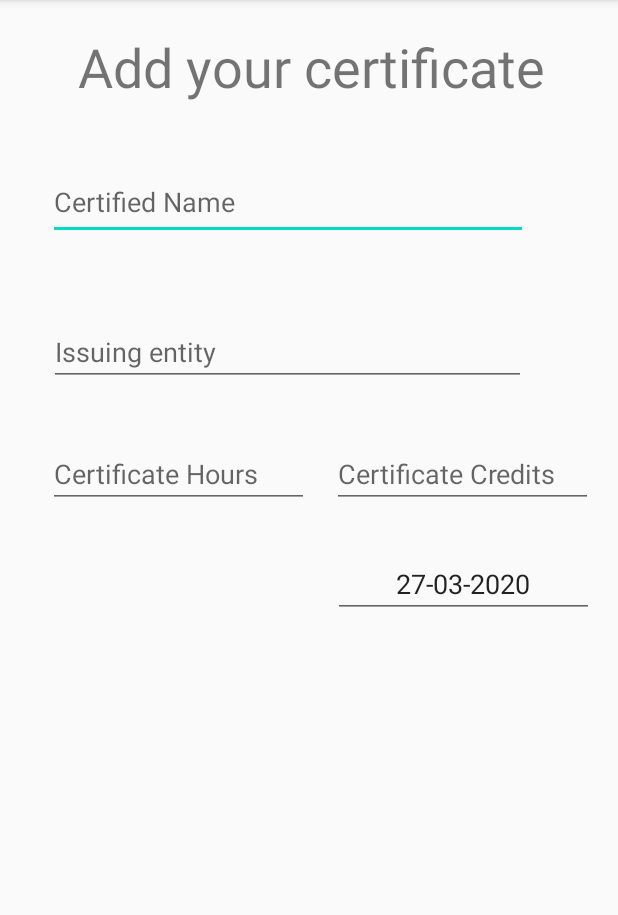
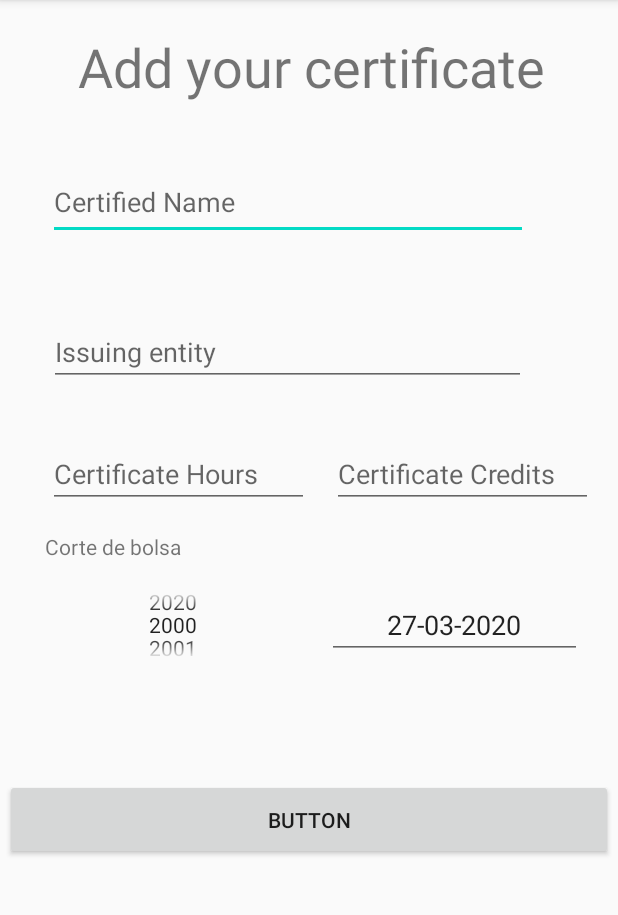
Before and after one commit to mgalcudia/Android_Certificados, an Android app: the AgregarActivity screen opened directly, with no data from a screen before it, on a phone screen of 412 x 824 dp, the part 84-999 px from its top. Run offline under Robolectric (Android 15) with nearby library versions, the phone set to English and light mode, and no system bars.

Commit message:
Numberpicker Agregado

```diff
--- a/app/src/main/java/com/proyecto/Certificado/AgregarActivity.java
+++ b/app/src/main/java/com/proyecto/Certificado/AgregarActivity.java
@@ -5,6 +5,8 @@ import android.os.Bundle;
 import android.view.View;
 import android.widget.DatePicker;
 import android.widget.EditText;
+import android.widget.NumberPicker;
+import android.widget.Toast;
 
 import androidx.appcompat.app.AppCompatActivity;
 
@@ -15,6 +17,13 @@ public class AgregarActivity extends AppCompatActivity {
     //Iniciamos variable fechafinal
     private EditText fechaFin;
     private int dia,mes,anio;
+    //variables numberPicker
+    private NumberPicker numberPicker;
+
+    //variables titulo
+    private EditText nombreCertificado, entidadEmisora;
+
+    String strnombreCertificado, strentidadEmisora;
 
     //Creacion de listener para el datepicker
     private DatePickerDialog.OnDateSetListener listenerDatepicker= new DatePickerDialog.OnDateSetListener() {
@@ -43,6 +52,10 @@ public class AgregarActivity extends AppCompatActivity {
     protected void onCreate(Bundle savedInstanceState) {
         super.onCreate(savedInstanceState);
         setContentView(R.layout.activity_agregar);
+        //obtenemos el valor de nombre certificado
+        nombreCertificado= findViewById(R.id.editTextTituloCertificado);
+        entidadEmisora= findViewById(R.id.editTextEntidadCertificado);
+
         //instanciamos el objeto
         fechaFin= findViewById(R.id.editTextFechaFin);
         //Asignamos la fecha de hoy al editText
@@ -52,6 +65,8 @@ public class AgregarActivity extends AppCompatActivity {
         anio= calendario.get(Calendar.YEAR);
         //Asignamos la fecha de hoy al EditText
         refrescarFechaEnEditText();
+
+        numberpicker();
 
         //Hace que el datepicker se muestre al clickear el edixText
 
@@ -63,10 +78,28 @@ public class AgregarActivity extends AppCompatActivity {
                 DatePickerDialog dialogoDeFecha = new DatePickerDialog(AgregarActivity.this,listenerDatepicker,anio,mes,dia);
 
                 //Muestra
+
                 dialogoDeFecha.show();
             }
         });
 
     }
 
+    private void numberpicker() {
+
+        final Calendar calendar= Calendar.getInstance();
+        //anio= calendar.get(Calendar.YEAR);
+        numberPicker= findViewById(R.id.numberPickerAnoCorte);
+        numberPicker.setMinValue(2000);
+        numberPicker.setMaxValue(anio);
+        numberPicker.setDescendantFocusability(NumberPicker.FOCUS_BLOCK_DESCENDANTS);
+
+
+    }
+
+    public void AgregarUnTitulo(View view) {
+        strnombreCertificado=nombreCertificado.getText().toString().trim();
+        strentidadEmisora=entidadEmisora.getText().toString().trim();
+        Toast.makeText(AgregarActivity.this, ""+ strnombreCertificado+"  "+strentidadEmisora, Toast.LENGTH_LONG).show();
+    }
 }
--- a/app/src/main/java/com/proyecto/Certificado/PruebaActivity.java
+++ b/app/src/main/java/com/proyecto/Certificado/PruebaActivity.java
@@ -29,10 +29,10 @@ public class PruebaActivity extends AppCompatActivity {
         setContentView(R.layout.activity_prueba);
         mAuth= FirebaseAuth.getInstance();
         mDatabase= FirebaseDatabase.getInstance().getReference();
-        mButtonSingout = (Button) findViewById(R.id.btnCerrarSesion);
-        mTextViewName = (TextView) findViewById(R.id.textViewName);
-        mTextViewEmail = (TextView) findViewById(R.id.textViewEmail);
-        mTextViewIdUser = (TextView) findViewById(R.id.textViewIdUser);
+        mButtonSingout = findViewById(R.id.btnCerrarSesion);
+        mTextViewName = findViewById(R.id.textViewName);
+        mTextViewEmail = findViewById(R.id.textViewEmail);
+        mTextViewIdUser = findViewById(R.id.textViewIdUser);
         getUserInfo();
     }
 
--- a/app/src/main/res/layout/activity_agregar.xml
+++ b/app/src/main/res/layout/activity_agregar.xml
@@ -1,9 +1,16 @@
 <?xml version="1.0" encoding="utf-8"?>
-<androidx.constraintlayout.widget.ConstraintLayout xmlns:android="http://schemas.android.com/apk/res/android"
+<ScrollView xmlns:android="http://schemas.android.com/apk/res/android"
     xmlns:app="http://schemas.android.com/apk/res-auto"
     xmlns:tools="http://schemas.android.com/tools"
     android:layout_width="match_parent"
     android:layout_height="match_parent"
+    android:fillViewport="true">
+
+    <androidx.constraintlayout.widget.ConstraintLayout
+        android:layout_width="match_parent"
+        android:layout_height="wrap_content"
+        android:scrollbarSize="8dp"
+        android:textAlignment="center"
         tools:context="com.proyecto.Certificado.AgregarActivity">
 
         <TextView
@@ -24,26 +31,26 @@
             android:layout_width="320dp"
             android:layout_height="50dp"
             android:layout_marginTop="20dp"
+            android:autofillHints=""
             android:hint="@string/editTextTituloCertificad"
+            android:inputType="text"
             app:layout_constraintEnd_toEndOf="parent"
             app:layout_constraintHorizontal_bias="0.351"
             app:layout_constraintStart_toStartOf="parent"
-        app:layout_constraintTop_toBottomOf="@+id/textViewAgregaTitulo"
-        android:inputType="text"
-        android:autofillHints="" />
+            app:layout_constraintTop_toBottomOf="@+id/textViewAgregaTitulo" />
 
         <EditText
             android:id="@+id/editTextEntidadCertificado"
             android:layout_width="318dp"
             android:layout_height="45dp"
             android:layout_marginTop="52dp"
+            android:autofillHints=""
             android:hint="@string/editTextEntidadCertificado"
+            android:inputType="text"
             app:layout_constraintEnd_toEndOf="parent"
             app:layout_constraintHorizontal_bias="0.351"
             app:layout_constraintStart_toStartOf="parent"
-        app:layout_constraintTop_toBottomOf="@+id/editTextTituloCertificado"
-        android:inputType="text"
-        android:autofillHints="" />
+            app:layout_constraintTop_toBottomOf="@+id/editTextTituloCertificado" />
 
         <EditText
             android:id="@+id/editTextHorasCertificado"
@@ -51,37 +58,79 @@
             android:layout_height="45dp"
             android:layout_marginStart="32dp"
             android:layout_marginTop="36dp"
+            android:autofillHints=""
             android:ems="10"
             android:hint="@string/editTextHorasCertificado"
             android:inputType="number"
             app:layout_constraintStart_toStartOf="parent"
-        app:layout_constraintTop_toBottomOf="@+id/editTextEntidadCertificado"
-        android:autofillHints="" />
+            app:layout_constraintTop_toBottomOf="@+id/editTextEntidadCertificado" />
+
         <EditText
             android:id="@+id/editTextCreditoCertificado"
             android:layout_width="174dp"
             android:layout_height="45dp"
             android:layout_marginTop="36dp"
+            android:autofillHints=""
             android:ems="10"
             android:hint="@string/editTextCreditoCertificado"
             android:inputType="number"
             app:layout_constraintEnd_toEndOf="parent"
             app:layout_constraintHorizontal_bias="0.483"
             app:layout_constraintStart_toEndOf="@+id/editTextHorasCertificado"
-        app:layout_constraintTop_toBottomOf="@+id/editTextEntidadCertificado"
-        android:autofillHints="" />
+            app:layout_constraintTop_toBottomOf="@+id/editTextEntidadCertificado" />
+
         <EditText
             android:id="@+id/editTextFechaFin"
-        android:layout_width="174dp"
+            android:layout_width="170dp"
             android:layout_height="45dp"
-        android:layout_marginTop="28dp"
-        android:layout_marginEnd="16dp"
+            android:layout_marginTop="55dp"
+            android:layout_marginEnd="24dp"
+            android:autofillHints=""
+            android:clickable="true"
             android:ems="10"
-        android:clickable="true"
+
             android:focusable="true"
             android:inputType="none"
             android:textAlignment="center"
             app:layout_constraintEnd_toEndOf="parent"
-        app:layout_constraintTop_toBottomOf="@+id/editTextCreditoCertificado"
-        android:autofillHints="" />
+            app:layout_constraintTop_toBottomOf="@+id/editTextCreditoCertificado" />
+
+        <TextView
+            android:id="@+id/textViewCorteBolsa"
+            android:layout_width="wrap_content"
+            android:layout_height="wrap_content"
+            android:layout_marginTop="16dp"
+            android:text="@string/textViewCorteBolsa"
+            app:layout_constraintEnd_toEndOf="parent"
+            app:layout_constraintHorizontal_bias="0.094"
+            app:layout_constraintStart_toStartOf="parent"
+            app:layout_constraintTop_toBottomOf="@+id/editTextHorasCertificado" />
+
+        <NumberPicker
+            android:id="@+id/numberPickerAnoCorte"
+            android:layout_width="170dp"
+            android:layout_height="45dp"
+            android:layout_marginStart="32dp"
+            android:layout_marginTop="20dp"
+            android:layout_marginEnd="19dp"
+            android:autofillHints=""
+            android:ems="10"
+            app:layout_constraintEnd_toStartOf="@+id/editTextFechaFin"
+            app:layout_constraintStart_toStartOf="parent"
+            app:layout_constraintTop_toBottomOf="@+id/textViewCorteBolsa" />
+
+        <Button
+            android:id="@+id/button"
+            android:layout_width="405dp"
+            android:layout_height="54dp"
+            android:layout_marginTop="80dp"
+            android:text="Button"
+            android:onClick="AgregarUnTitulo"
+            app:layout_constraintBottom_toBottomOf="parent"
+            app:layout_constraintEnd_toEndOf="parent"
+            app:layout_constraintHorizontal_bias="0.526"
+            app:layout_constraintStart_toStartOf="parent"
+            app:layout_constraintTop_toBottomOf="@+id/numberPickerAnoCorte"
+            app:layout_constraintVertical_bias="0.0" />
     </androidx.constraintlayout.widget.ConstraintLayout>
+</ScrollView>
--- a/app/src/main/res/values/strings.xml
+++ b/app/src/main/res/values/strings.xml
@@ -25,5 +25,6 @@
     //text view
     <string name="textViewBienvenida">Welcome to the application S.A.S certificates</string>
     <string name="textViewAgregaTitulo">Add your certificate</string>
+    <string name="textViewCorteBolsa">Corte de bolsa</string>
 
 </resources>
```
Lines whose indentation alone changed are shown as unchanged.
